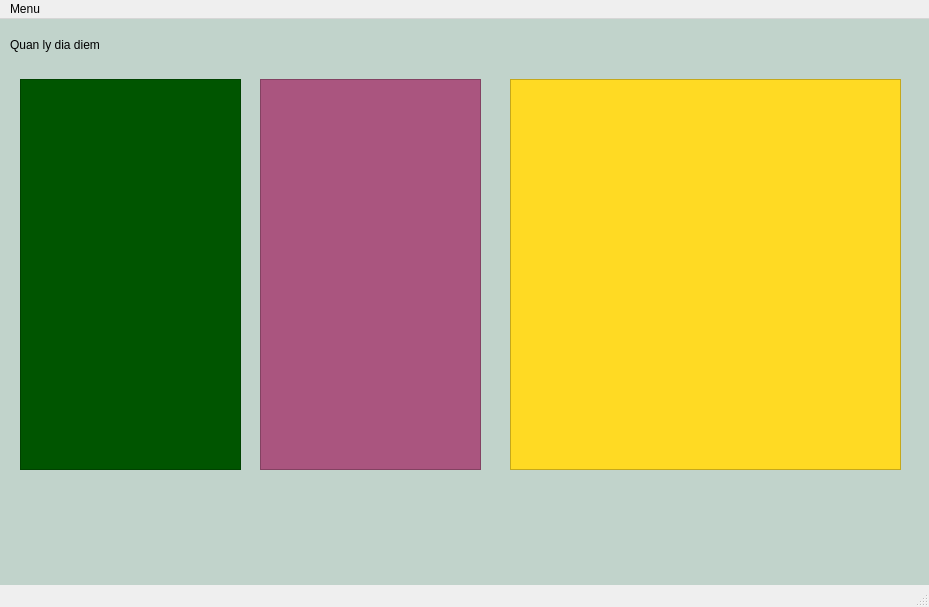
tienchuotbk/QuanLyDanhMucDiaDiem, file src/mainwindow.ui: the form before one commit.
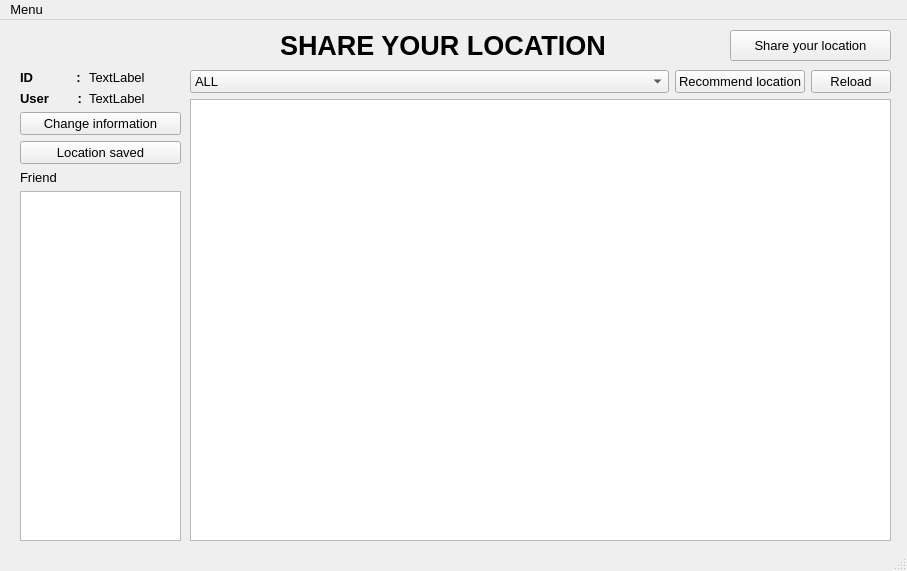
The form after the commit.

The edit to the form file:
```diff
--- a/src/mainwindow.ui
+++ b/src/mainwindow.ui
@@ -6,93 +6,276 @@
    <rect>
     <x>0</x>
     <y>0</y>
-    <width>929</width>
-    <height>607</height>
+    <width>907</width>
+    <height>571</height>
    </rect>
   </property>
+  <property name="font">
+   <font>
+    <pointsize>10</pointsize>
+   </font>
+  </property>
   <property name="windowTitle">
    <string>MainWindow</string>
   </property>
   <widget class="QWidget" name="centralwidget">
-   <property name="styleSheet">
-    <string notr="true">background-color: rgb(193, 211, 203);</string>
-   </property>
-   <widget class="QLabel" name="label">
+   <widget class="QWidget" name="verticalLayoutWidget">
     <property name="geometry">
      <rect>
-      <x>10</x>
+      <x>190</x>
+      <y>50</y>
+      <width>701</width>
+      <height>471</height>
+     </rect>
+    </property>
+    <layout class="QVBoxLayout" name="verticalLayout_4">
+     <item>
+      <layout class="QHBoxLayout" name="horizontalLayout">
+       <item>
+        <widget class="QComboBox" name="comboBox">
+         <item>
+          <property name="text">
+           <string>ALL</string>
+          </property>
+         </item>
+         <item>
+          <property name="text">
+           <string>School</string>
+          </property>
+         </item>
+         <item>
+          <property name="text">
+           <string>Coffe</string>
+          </property>
+         </item>
+         <item>
+          <property name="text">
+           <string>Restaurant</string>
+          </property>
+         </item>
+         <item>
+          <property name="text">
+           <string>Park</string>
+          </property>
+         </item>
+         <item>
+          <property name="text">
+           <string>Mall</string>
+          </property>
+         </item>
+         <item>
+          <property name="text">
+           <string>Market</string>
+          </property>
+         </item>
+         <item>
+          <property name="text">
+           <string>Hospital</string>
+          </property>
+         </item>
+         <item>
+          <property name="text">
+           <string>Others</string>
+          </property>
+         </item>
+        </widget>
+       </item>
+       <item>
+        <widget class="QPushButton" name="pushButton">
+         <property name="sizePolicy">
+          <sizepolicy hsizetype="Fixed" vsizetype="Fixed">
+           <horstretch>0</horstretch>
+           <verstretch>0</verstretch>
+          </sizepolicy>
+         </property>
+         <property name="text">
+          <string>Recommend location</string>
+         </property>
+        </widget>
+       </item>
+       <item>
+        <widget class="QPushButton" name="btn_reload">
+         <property name="sizePolicy">
+          <sizepolicy hsizetype="Fixed" vsizetype="Fixed">
+           <horstretch>0</horstretch>
+           <verstretch>0</verstretch>
+          </sizepolicy>
+         </property>
+         <property name="text">
+          <string>Reload</string>
+         </property>
+        </widget>
+       </item>
+      </layout>
+     </item>
+     <item>
+      <widget class="QListView" name="listView"/>
+     </item>
+    </layout>
+   </widget>
+   <widget class="QLabel" name="label_3">
+    <property name="geometry">
+     <rect>
+      <x>280</x>
       <y>10</y>
-      <width>201</width>
+      <width>341</width>
       <height>31</height>
      </rect>
     </property>
-    <property name="cursor">
-     <cursorShape>OpenHandCursor</cursorShape>
+    <property name="font">
+     <font>
+      <family>Ubuntu</family>
+      <pointsize>20</pointsize>
+      <weight>75</weight>
+      <bold>true</bold>
+     </font>
     </property>
-    <property name="styleSheet">
-     <string notr="true">font: 700 14pt &quot;Segoe UI&quot;;
-color: rgb(0, 0, 0)</string>
+    <property name="text">
+     <string>SHARE YOUR LOCATION</string>
     </property>
+   </widget>
+   <widget class="QPushButton" name="btn_post">
+    <property name="geometry">
+     <rect>
+      <x>730</x>
+      <y>10</y>
+      <width>161</width>
+      <height>31</height>
+     </rect>
+    </property>
     <property name="text">
-     <string>Quan ly dia diem</string>
+     <string>Share your location</string>
     </property>
    </widget>
-   <widget class="QFrame" name="frame">
+   <widget class="QWidget" name="verticalLayoutWidget_3">
     <property name="geometry">
      <rect>
       <x>20</x>
-      <y>60</y>
-      <width>221</width>
-      <height>391</height>
+      <y>50</y>
+      <width>161</width>
+      <height>471</height>
      </rect>
     </property>
-    <property name="styleSheet">
-     <string notr="true">background-color: rgb(0, 85, 0);</string>
-    </property>
-    <property name="frameShape">
-     <enum>QFrame::StyledPanel</enum>
-    </property>
-    <property name="frameShadow">
-     <enum>QFrame::Raised</enum>
-    </property>
-   </widget>
-   <widget class="QFrame" name="frame_2">
-    <property name="geometry">
-     <rect>
-      <x>510</x>
-      <y>60</y>
-      <width>391</width>
-      <height>391</height>
-     </rect>
-    </property>
-    <property name="styleSheet">
-     <string notr="true">background-color: rgb(255, 218, 35);</string>
-    </property>
-    <property name="frameShape">
-     <enum>QFrame::StyledPanel</enum>
-    </property>
-    <property name="frameShadow">
-     <enum>QFrame::Raised</enum>
-    </property>
-   </widget>
-   <widget class="QFrame" name="frame_3">
-    <property name="geometry">
-     <rect>
-      <x>260</x>
-      <y>60</y>
-      <width>221</width>
-      <height>391</height>
-     </rect>
-    </property>
-    <property name="styleSheet">
-     <string notr="true">background-color: rgb(170, 85, 127);</string>
-    </property>
-    <property name="frameShape">
-     <enum>QFrame::StyledPanel</enum>
-    </property>
-    <property name="frameShadow">
-     <enum>QFrame::Raised</enum>
-    </property>
+    <layout class="QVBoxLayout" name="verticalLayout">
+     <item>
+      <layout class="QVBoxLayout" name="verticalLayout_5">
+       <item>
+        <layout class="QFormLayout" name="formLayout_2">
+         <property name="horizontalSpacing">
+          <number>6</number>
+         </property>
+         <property name="verticalSpacing">
+          <number>6</number>
+         </property>
+         <item row="0" column="0">
+          <widget class="QLabel" name="label">
+           <property name="font">
+            <font>
+             <family>Ubuntu</family>
+             <pointsize>10</pointsize>
+             <weight>75</weight>
+             <bold>true</bold>
+            </font>
+           </property>
+           <property name="text">
+            <string>ID            :</string>
+           </property>
+          </widget>
+         </item>
+         <item row="0" column="1">
+          <widget class="QLabel" name="label_userid">
+           <property name="font">
+            <font>
+             <family>Ubuntu</family>
+             <pointsize>10</pointsize>
+             <italic>false</italic>
+            </font>
+           </property>
+           <property name="text">
+            <string>TextLabel</string>
+           </property>
+          </widget>
+         </item>
+         <item row="1" column="0">
+          <widget class="QLabel" name="label_4">
+           <property name="font">
+            <font>
+             <family>Ubuntu</family>
+             <pointsize>10</pointsize>
+             <weight>75</weight>
+             <bold>true</bold>
+            </font>
+           </property>
+           <property name="text">
+            <string>User        :</string>
+           </property>
+          </widget>
+         </item>
+         <item row="1" column="1">
+          <widget class="QLabel" name="label_username">
+           <property name="sizePolicy">
+            <sizepolicy hsizetype="Preferred" vsizetype="Fixed">
+             <horstretch>0</horstretch>
+             <verstretch>0</verstretch>
+            </sizepolicy>
+           </property>
+           <property name="font">
+            <font>
+             <family>Ubuntu</family>
+             <pointsize>10</pointsize>
+             <italic>false</italic>
+            </font>
+           </property>
+           <property name="text">
+            <string>TextLabel</string>
+           </property>
+          </widget>
+         </item>
+        </layout>
+       </item>
+       <item>
+        <widget class="QPushButton" name="btn_account">
+         <property name="text">
+          <string>Change information</string>
+         </property>
+        </widget>
+       </item>
+       <item>
+        <widget class="QPushButton" name="btn_location_save">
+         <property name="text">
+          <string>Location saved</string>
+         </property>
+        </widget>
+       </item>
+       <item>
+        <widget class="QLabel" name="label_2">
+         <property name="sizePolicy">
+          <sizepolicy hsizetype="Preferred" vsizetype="Fixed">
+           <horstretch>0</horstretch>
+           <verstretch>0</verstretch>
+          </sizepolicy>
+         </property>
+         <property name="font">
+          <font>
+           <family>Ubuntu</family>
+           <pointsize>10</pointsize>
+          </font>
+         </property>
+         <property name="text">
+          <string>Friend</string>
+         </property>
+        </widget>
+       </item>
+       <item>
+        <layout class="QVBoxLayout" name="verticalLayout_6">
+         <item>
+          <widget class="QListWidget" name="listWidget"/>
+         </item>
+        </layout>
+       </item>
+      </layout>
+     </item>
+    </layout>
    </widget>
   </widget>
   <widget class="QStatusBar" name="statusbar"/>
@@ -101,8 +284,8 @@
     <rect>
      <x>0</x>
      <y>0</y>
-     <width>929</width>
-     <height>25</height>
+     <width>907</width>
+     <height>22</height>
     </rect>
    </property>
    <property name="defaultUp">
```
Left out of the diff: 36 changed lines with no effect on the pictures.
